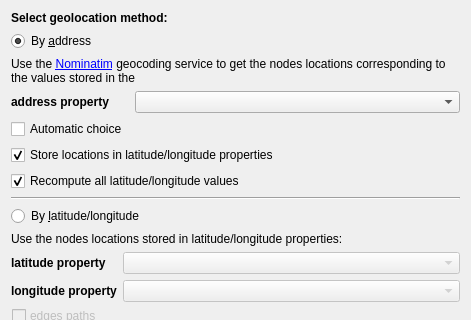
The window that plugins/view/GeographicView/GeolocalisationConfigWidget.ui (Tulip-Dev/tulip) describes before a commit, drawn with Qt 5; both pictures show x 0 to 471 and y 0 to 320 of the 471 by 757 pixel window.
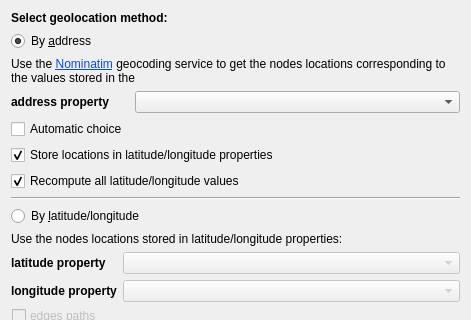
The same window after the commit. Custom widgets are drawn as their Qt base class.

Commit message: use more differentiated colors in PythonCodeEditor + update color (dark mode support) for Nominatim link in Geolocation config widget

```diff
--- a/plugins/view/GeographicView/GeolocalisationConfigWidget.ui
+++ b/plugins/view/GeographicView/GeolocalisationConfigWidget.ui
@@ -37,7 +37,7 @@
    <item>
     <widget class="QLabel" name="label_6">
      <property name="text">
-      <string>&lt;html&gt;&lt;body&gt;&lt;p&gt;Use the &lt;a href=&quot;https://nominatim.openstreetmap.org/&quot;&gt;&lt;span style=&quot; text-decoration: underline; color:#0000ff;&quot;&gt;Nominatim&lt;/span&gt;&lt;/a&gt; geocoding service to get the nodes locations corresponding to the values stored in the&lt;/p&gt;&lt;/body&gt;&lt;/html&gt;</string>
+      <string>&lt;html&gt;&lt;body&gt;&lt;p&gt;Use the &lt;a href=&quot;https://nominatim.openstreetmap.org/&quot;&gt;&lt;span style=&quot; text-decoration: underline; color:#0d47f1;&quot;&gt;Nominatim&lt;/span&gt;&lt;/a&gt; geocoding service to get the nodes locations corresponding to the values stored in the&lt;/p&gt;&lt;/body&gt;&lt;/html&gt;</string>
      </property>
      <property name="wordWrap">
       <bool>true</bool>
```
The commit also changes 2 other files.
